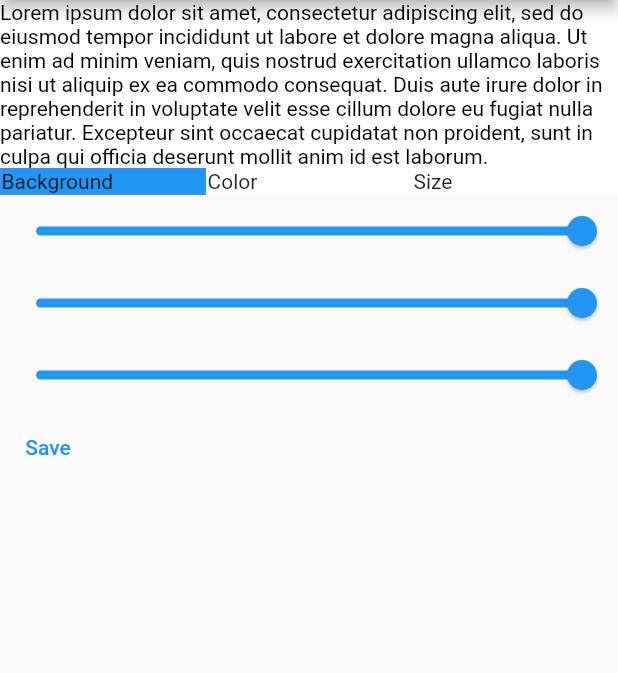
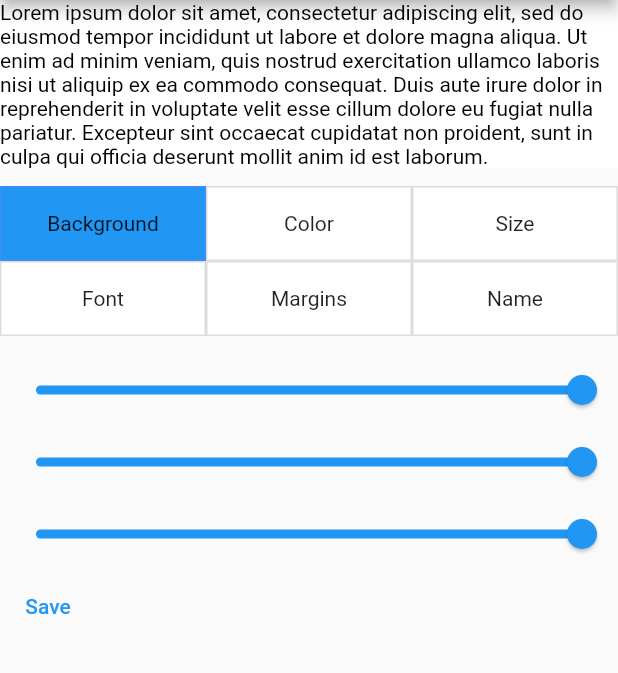
Before and after one commit to TheOmnimax/ereader, a Flutter app: the CustomStyleScreen screen opened directly, on a phone screen of 412 x 824 dp, the part 84-757 px from its top. Run offline on Flutter 3.47's test engine with Material 2 defaults, Android fonts, the phone set to English and light mode, and no system bars; our stand-ins replace equatable, flutter_bloc, shared_preferences; missing offline and left inert: epubx, flutter_archive; accounts and stored records are empty.

```diff
--- a/lib/constants/strings.dart
+++ b/lib/constants/strings.dart
@@ -2,9 +2,9 @@ const String kSampleText =
     'Lorem ipsum dolor sit amet, consectetur adipiscing elit, sed do eiusmod tempor incididunt ut labore et dolore magna aliqua. Ut enim ad minim veniam, quis nostrud exercitation ullamco laboris nisi ut aliquip ex ea commodo consequat. Duis aute irure dolor in reprehenderit in voluptate velit esse cillum dolore eu fugiat nulla pariatur. Excepteur sint occaecat cupidatat non proident, sunt in culpa qui officia deserunt mollit anim id est laborum.';
 
 // Style selection buttons
-
-const String kBackground = "Background";
-const String kFontColor = "Color";
-const String kFontSize = "Size";
-const String kFontFamily = "Font";
-const String kMargins = "Margins";
+const String kBackground = 'Background';
+const String kFontColor = 'Color';
+const String kFontSize = 'Size';
+const String kFontFamily = 'Font';
+const String kMargins = 'Margins';
+const String kName = 'Name';
--- a/lib/screens/custom_style_screen/custom_style_screen.dart
+++ b/lib/screens/custom_style_screen/custom_style_screen.dart
@@ -48,13 +48,29 @@ class CustomStyleScreen extends StatelessWidget {
               ));
         }
 
-        void updateFontSize(int size) {}
+        void updateFontSize(int size) {
+          context.read<CustomStyleBloc>().add(UpdateStyle(
+                fontSize: size,
+              ));
+        }
 
-        void updateFontFamily(String family) {}
+        void updateFontFamily(String family) {
+          context.read<CustomStyleBloc>().add(UpdateStyle(
+                fontFamily: family,
+              ));
+        }
 
-        void updateMargins(int top, int right, int bottom, int left) {}
+        void updateMargins(int top, int right, int bottom, int left) {
+          context.read<CustomStyleBloc>().add(UpdateStyle(
+                margins: [top, right, bottom, left],
+              ));
+        }
 
-        void updateName(String name) {}
+        void updateName(String name) {
+          context.read<CustomStyleBloc>().add(UpdateStyle(
+                name: name,
+              ));
+        }
 
         void moduleTapped(Module module) {
           context
--- a/lib/screens/select_style_screen/bloc/select_style_screen_bloc.dart
+++ b/lib/screens/select_style_screen/bloc/select_style_screen_bloc.dart
@@ -16,6 +16,10 @@ class SelectStyleBloc extends Bloc<SelectStyleEvent, SelectStyleScreenState> {
     final allStylesRaw =
         await SharedPreferenceTool.getListPreferences('preferences') as List;
 
+    // Use these to clear all preferences
+    // final prefs = await SharedPreferences.getInstance();
+    // await prefs.setString('preferences', '[]');
+
     print('Retrieved raw data');
 
     final allStyles = <EreaderStyle>[];
@@ -29,7 +33,7 @@ class SelectStyleBloc extends Bloc<SelectStyleEvent, SelectStyleScreenState> {
     return allStyles;
   }
 
-  void _styleSelected(
+  Future<void> _styleSelected(
       StyleSelected event, Emitter<SelectStyleScreenState> emit) async {
     final allStyles = await _getStyles();
 
--- a/lib/shared_widgets/custom_style/style_modules.dart
+++ b/lib/shared_widgets/custom_style/style_modules.dart
@@ -1,10 +1,8 @@
 import 'package:ereader/constants/constants.dart';
-import 'package:ereader/screens/custom_style_screen/bloc/custom_style_screen_bloc.dart';
-import 'package:ereader/screens/custom_style_screen/bloc/custom_style_screen_event.dart';
 import 'package:ereader/shared_data/ereader_style.dart';
 import 'package:ereader/shared_widgets/custom_style/color_slider.dart';
 import 'package:flutter/cupertino.dart';
-import 'package:flutter_bloc/flutter_bloc.dart';
+import 'package:flutter/material.dart';
 
 class StyleModules extends StatelessWidget {
   const StyleModules({
@@ -58,7 +56,15 @@ class StyleModules extends StatelessWidget {
         }
       case Module.name:
         {
-          return Container();
+          return Container(
+            child: TextField(
+              onChanged: onNameChange,
+              decoration: InputDecoration(
+                border: OutlineInputBorder(),
+                hintText: 'Enter a search term',
+              ),
+            ),
+          );
         }
       default:
         {
--- a/lib/shared_widgets/custom_style/style_selector.dart
+++ b/lib/shared_widgets/custom_style/style_selector.dart
@@ -2,7 +2,7 @@ import 'package:flutter/material.dart';
 import 'package:ereader/constants/constants.dart';
 
 class StyleSelector extends StatelessWidget {
-  StyleSelector({
+  const StyleSelector({
     required this.onTap,
     required this.selectedModule,
   });
@@ -12,13 +12,16 @@ class StyleSelector extends StatelessWidget {
 
   @override
   Widget build(BuildContext context) {
-    return Row(
+    return Padding(
+      padding: const EdgeInsets.symmetric(vertical: 12),
+      child: Column(
+        children: [
+          Row(
             children: <Widget>[
               StyleButton(
                 name: kBackground,
                 onTap: () {
                   onTap(Module.backgroundColor);
-            print('Background');
                 },
                 selected: selectedModule == Module.backgroundColor,
               ),
@@ -37,13 +40,41 @@ class StyleSelector extends StatelessWidget {
                 selected: selectedModule == Module.fontSize,
               ),
             ],
+          ),
+          Row(
+            children: <Widget>[
+              StyleButton(
+                name: kFontFamily,
+                onTap: () {
+                  onTap(Module.fontFamily);
+                },
+                selected: selectedModule == Module.fontFamily,
+              ),
+              StyleButton(
+                name: kMargins,
+                onTap: () {
+                  onTap(Module.margins);
+                },
+                selected: selectedModule == Module.margins,
+              ),
+              StyleButton(
+                name: kName,
+                onTap: () {
+                  onTap(Module.name);
+                },
+                selected: selectedModule == Module.name,
+              ),
+            ],
+          ),
+        ],
+      ),
     );
   }
 }
 
 class StyleButton extends StatelessWidget {
   // TODO: Add return for StyleModules enum when tapped
-  StyleButton({
+  const StyleButton({
     required this.name,
     required this.onTap,
     this.selected = false,
@@ -59,9 +90,11 @@ class StyleButton extends StatelessWidget {
       child: GestureDetector(
         onTap: onTap,
         child: Container(
+          alignment: Alignment.center,
+          padding: const EdgeInsets.symmetric(vertical: 16),
           decoration: BoxDecoration(
             border: Border.all(
-              color: selected ? Colors.blueAccent : const Color(0x00000000),
+              color: selected ? Colors.blueAccent : const Color(0xffdddddd),
             ),
             color: selected ? Colors.blue : Colors.white,
           ),
--- /dev/null
+++ b/lib/shared_widgets/shared_widgets.dart
@@ -0,0 +1,4 @@
+export 'list_builder.dart';
+export 'main_scaffold.dart';
+export 'popup_menu.dart';
+export 'show_popup.dart';
```
Also changed, not shown: lib/screens/custom_style_screen/bloc/custom_style_screen_bloc.dart (+7 -1 lines), lib/screens/select_style_screen/select_style_screen.dart (+32 -16 lines), lib/shared_widgets/list_builder.dart (+2 -11 lines), lib/shared_widgets/popup_menu.dart (added, +34 -0 lines). Lines whose indentation alone changed are shown as unchanged.
